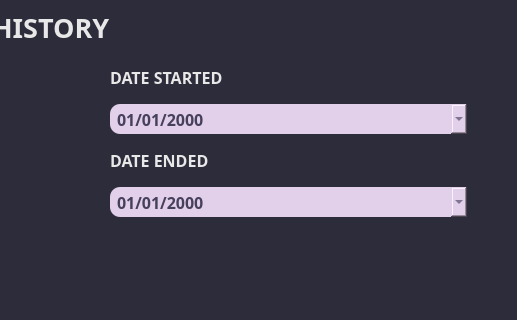
The window that ui_files/add_employee_history_dialog.ui (porgarmer/Jeb-s-Salon) describes before a commit, drawn with Qt 5; both pictures show x 705 to 1222 and y 144 to 464 of the 1222 by 589 pixel window.
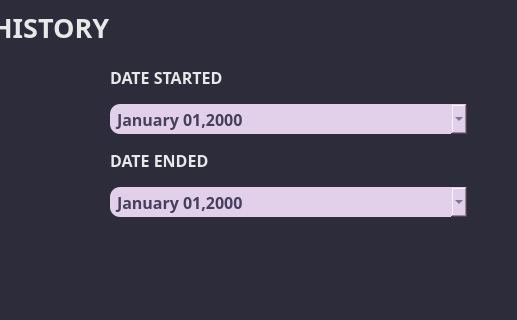
The same window after the commit. Icons and pictures are not drawn.

```diff
--- a/ui_files/add_employee_history_dialog.ui
+++ b/ui_files/add_employee_history_dialog.ui
@@ -286,7 +286,7 @@
             }</string>
             </property>
             <property name="displayFormat">
-             <string>MM/dd/yyyy</string>
+             <string>MMMM dd,yyyy</string>
             </property>
             <property name="calendarPopup">
              <bool>true</bool>
@@ -364,7 +364,7 @@
             }</string>
             </property>
             <property name="displayFormat">
-             <string>MM/dd/yyyy</string>
+             <string>MMMM dd,yyyy</string>
             </property>
             <property name="calendarPopup">
              <bool>true</bool>
```
